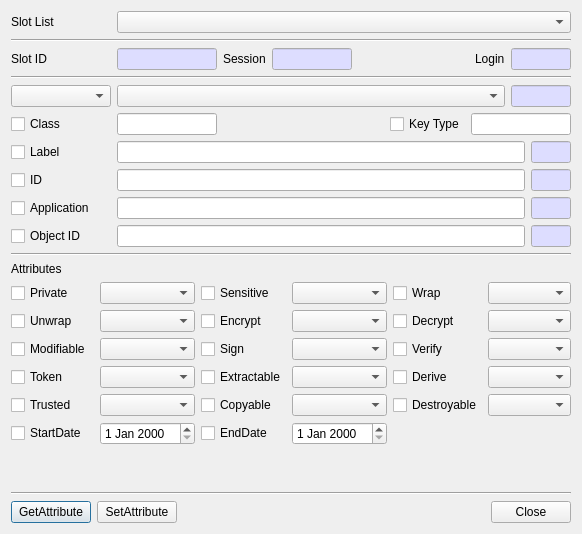
Before: the Qt Designer form CryptokiMan/edit_attribute_list_dlg.ui in jykim74/CryptokiMan, drawn with Qt 5.
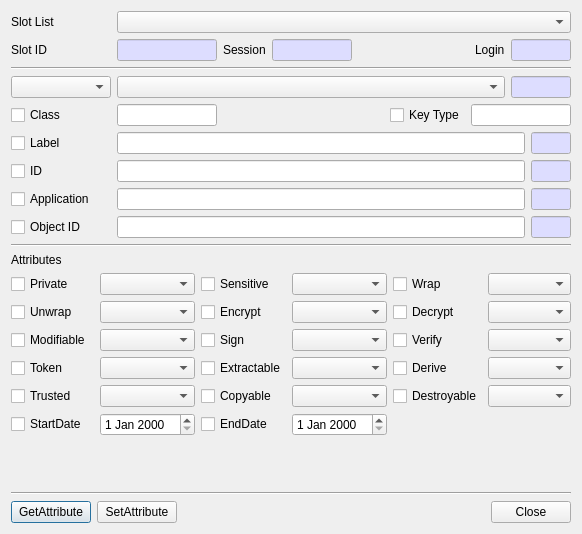
After: the same form once the commit is applied.

Patch:
```diff
--- a/CryptokiMan/edit_attribute_list_dlg.ui
+++ b/CryptokiMan/edit_attribute_list_dlg.ui
@@ -41,13 +41,6 @@
      </item>
     </layout>
    </item>
-   <item>
-    <widget class="Line" name="line">
-     <property name="orientation">
-      <enum>Qt::Horizontal</enum>
-     </property>
-    </widget>
-   </item>
    <item>
     <layout class="QGridLayout" name="gridLayout_2">
      <item row="0" column="5">
```
